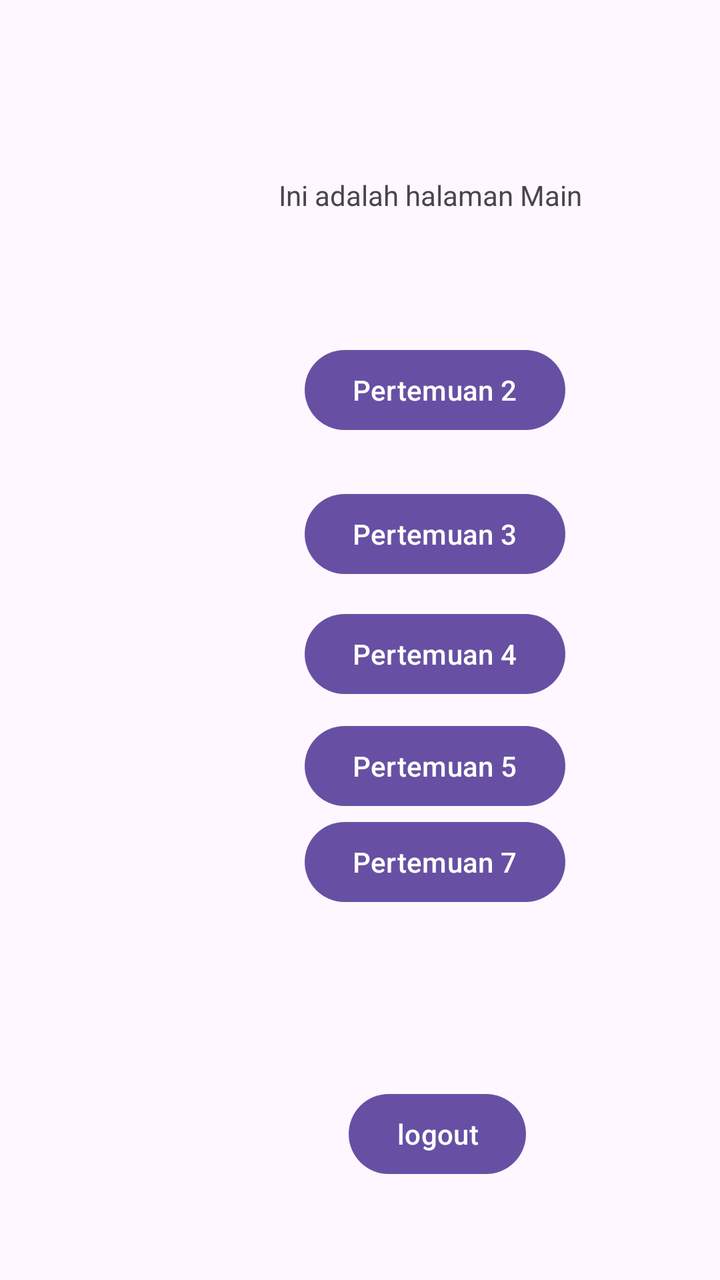
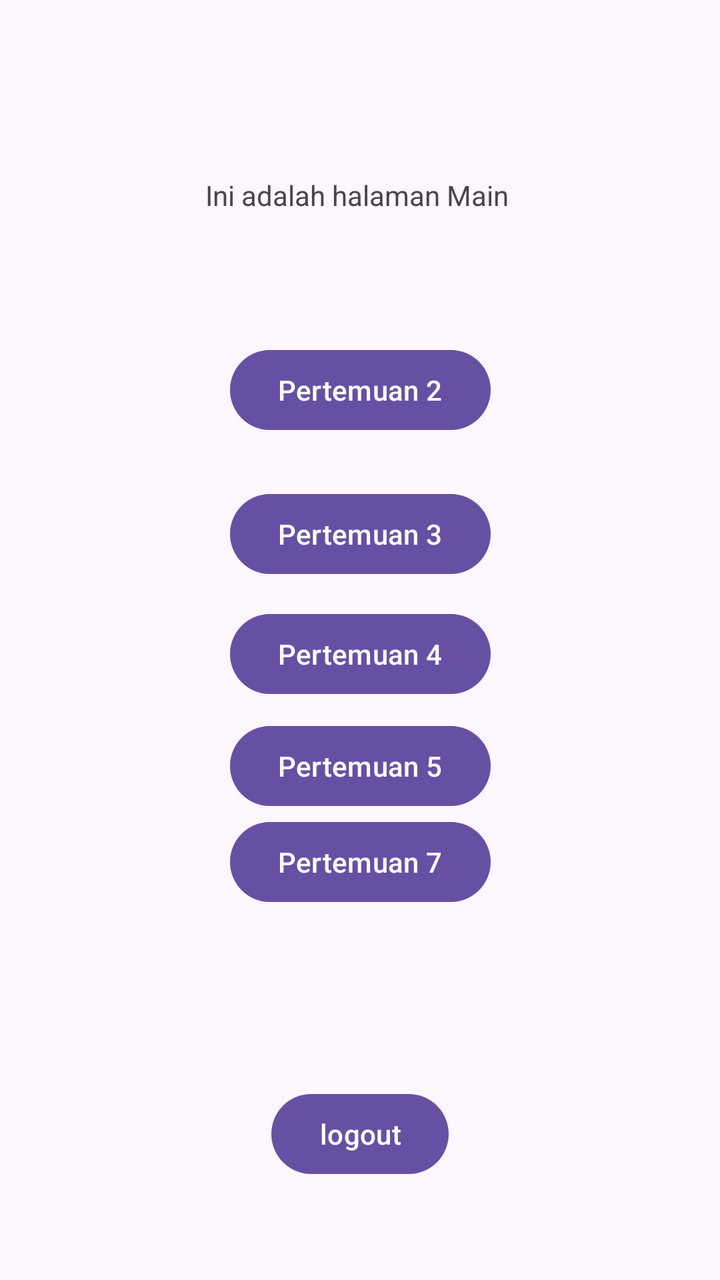

Compare the two renders of this Android layout. The source of the first and the diff that turns it into the second are given below.
<!-- AndroidManifest.xml: application theme Theme.BellApps -->
<!-- res/layout/activity_main.xml -->
<?xml version="1.0" encoding="utf-8"?>
<androidx.constraintlayout.widget.ConstraintLayout xmlns:android="http://schemas.android.com/apk/res/android"
    xmlns:app="http://schemas.android.com/apk/res-auto"
    xmlns:tools="http://schemas.android.com/tools"
    android:id="@+id/main"
    android:layout_width="match_parent"
    android:layout_height="match_parent"
    tools:context=".MainActivity">


    <Button
        android:id="@+id/btnToFourth"
        android:layout_width="wrap_content"
        android:layout_height="wrap_content"
        android:layout_marginTop="12dp"
        android:text="Pertemuan 4"
        app:layout_constraintEnd_toEndOf="parent"
        app:layout_constraintHorizontal_bias="0.664"
        app:layout_constraintStart_toStartOf="parent"
        app:layout_constraintTop_toBottomOf="@+id/btnToThird" />

    <Button
        android:id="@+id/btnlogout"
        android:layout_width="wrap_content"
        android:layout_height="wrap_content"
        android:layout_marginTop="88dp"
        android:text="logout"
        app:layout_constraintEnd_toEndOf="parent"
        app:layout_constraintHorizontal_bias="0.642"
        app:layout_constraintStart_toStartOf="parent"
        app:layout_constraintTop_toBottomOf="@+id/btnToSeventh" />

    <Button
        android:id="@+id/btnToThird"
        android:layout_width="wrap_content"
        android:layout_height="wrap_content"
        android:layout_marginTop="24dp"
        android:text="Pertemuan 3"
        app:layout_constraintEnd_toEndOf="parent"
        app:layout_constraintHorizontal_bias="0.664"
        app:layout_constraintStart_toStartOf="parent"
        app:layout_constraintTop_toBottomOf="@+id/btnToSec" />

    <Button
        android:id="@+id/btnToFifth"
        android:layout_width="wrap_content"
        android:layout_height="wrap_content"
        android:layout_marginTop="8dp"
        android:text="Pertemuan 5"
        app:layout_constraintEnd_toEndOf="parent"
        app:layout_constraintHorizontal_bias="0.664"
        app:layout_constraintStart_toStartOf="parent"
        app:layout_constraintTop_toBottomOf="@+id/btnToFourth" />

    <Button
        android:id="@+id/btnToSeventh"
        android:layout_width="wrap_content"
        android:layout_height="wrap_content"
        android:text="Pertemuan 7"
        app:layout_constraintEnd_toEndOf="parent"
        app:layout_constraintHorizontal_bias="0.664"
        app:layout_constraintStart_toStartOf="parent"
        app:layout_constraintTop_toBottomOf="@+id/btnToFifth" />

    <Button
        android:id="@+id/btnToSec"
        android:layout_width="wrap_content"
        android:layout_height="wrap_content"
        android:layout_marginTop="64dp"
        android:text="Pertemuan 2"
        app:layout_constraintEnd_toEndOf="parent"
        app:layout_constraintHorizontal_bias="0.664"
        app:layout_constraintStart_toStartOf="parent"
        app:layout_constraintTop_toBottomOf="@+id/textView5" />

    <TextView
        android:id="@+id/textView5"
        android:layout_width="wrap_content"
        android:layout_height="wrap_content"
        android:layout_marginTop="88dp"
        android:text="Ini adalah halaman Main
"
        app:layout_constraintEnd_toEndOf="parent"
        app:layout_constraintHorizontal_bias="0.679"
        app:layout_constraintStart_toStartOf="parent"
        app:layout_constraintTop_toTopOf="parent" />


</androidx.constraintlayout.widget.ConstraintLayout>
<!-- resources referenced by this layout -->
<resources>
  <style name="Theme.BellApps" parent="Base.Theme.BellApps" />
  <style name="Base.Theme.BellApps" parent="Theme.Material3.DayNight.NoActionBar">
          
          
      </style>
</resources>

<!-- the commit's change to res/layout/activity_main.xml (unified diff, before → after) -->
@@ -9,26 +9,13 @@
 
 
     <Button
-        android:id="@+id/btnToFourth"
+        android:id="@+id/btnToSeventh"
         android:layout_width="wrap_content"
         android:layout_height="wrap_content"
-        android:layout_marginTop="12dp"
-        android:text="Pertemuan 4"
+        android:text="Pertemuan 7"
         app:layout_constraintEnd_toEndOf="parent"
-        app:layout_constraintHorizontal_bias="0.664"
         app:layout_constraintStart_toStartOf="parent"
-        app:layout_constraintTop_toBottomOf="@+id/btnToThird" />
-
-    <Button
-        android:id="@+id/btnlogout"
-        android:layout_width="wrap_content"
-        android:layout_height="wrap_content"
-        android:layout_marginTop="88dp"
-        android:text="logout"
-        app:layout_constraintEnd_toEndOf="parent"
-        app:layout_constraintHorizontal_bias="0.642"
-        app:layout_constraintStart_toStartOf="parent"
-        app:layout_constraintTop_toBottomOf="@+id/btnToSeventh" />
+        app:layout_constraintTop_toBottomOf="@+id/btnToFifth" />
 
     <Button
         android:id="@+id/btnToThird"
@@ -37,41 +24,8 @@
         android:layout_marginTop="24dp"
         android:text="Pertemuan 3"
         app:layout_constraintEnd_toEndOf="parent"
-        app:layout_constraintHorizontal_bias="0.664"
         app:layout_constraintStart_toStartOf="parent"
         app:layout_constraintTop_toBottomOf="@+id/btnToSec" />
-
-    <Button
-        android:id="@+id/btnToFifth"
-        android:layout_width="wrap_content"
-        android:layout_height="wrap_content"
-        android:layout_marginTop="8dp"
-        android:text="Pertemuan 5"
-        app:layout_constraintEnd_toEndOf="parent"
-        app:layout_constraintHorizontal_bias="0.664"
-        app:layout_constraintStart_toStartOf="parent"
-        app:layout_constraintTop_toBottomOf="@+id/btnToFourth" />
-
-    <Button
-        android:id="@+id/btnToSeventh"
-        android:layout_width="wrap_content"
-        android:layout_height="wrap_content"
-        android:text="Pertemuan 7"
-        app:layout_constraintEnd_toEndOf="parent"
-        app:layout_constraintHorizontal_bias="0.664"
-        app:layout_constraintStart_toStartOf="parent"
-        app:layout_constraintTop_toBottomOf="@+id/btnToFifth" />
-
-    <Button
-        android:id="@+id/btnToSec"
-        android:layout_width="wrap_content"
-        android:layout_height="wrap_content"
-        android:layout_marginTop="64dp"
-        android:text="Pertemuan 2"
-        app:layout_constraintEnd_toEndOf="parent"
-        app:layout_constraintHorizontal_bias="0.664"
-        app:layout_constraintStart_toStartOf="parent"
-        app:layout_constraintTop_toBottomOf="@+id/textView5" />
 
     <TextView
         android:id="@+id/textView5"
@@ -81,9 +35,48 @@
         android:text="Ini adalah halaman Main
 "
         app:layout_constraintEnd_toEndOf="parent"
-        app:layout_constraintHorizontal_bias="0.679"
         app:layout_constraintStart_toStartOf="parent"
         app:layout_constraintTop_toTopOf="parent" />
 
+    <Button
+        android:id="@+id/btnToFourth"
+        android:layout_width="wrap_content"
+        android:layout_height="wrap_content"
+        android:layout_marginTop="12dp"
+        android:text="Pertemuan 4"
+        app:layout_constraintEnd_toEndOf="parent"
+        app:layout_constraintStart_toStartOf="parent"
+        app:layout_constraintTop_toBottomOf="@+id/btnToThird" />
+
+    <Button
+        android:id="@+id/btnToFifth"
+        android:layout_width="wrap_content"
+        android:layout_height="wrap_content"
+        android:layout_marginTop="8dp"
+        android:text="Pertemuan 5"
+        app:layout_constraintEnd_toEndOf="parent"
+        app:layout_constraintStart_toStartOf="parent"
+        app:layout_constraintTop_toBottomOf="@+id/btnToFourth" />
+
+    <Button
+        android:id="@+id/btnlogout"
+        android:layout_width="wrap_content"
+        android:layout_height="wrap_content"
+        android:layout_marginTop="88dp"
+        android:text="logout"
+        app:layout_constraintEnd_toEndOf="parent"
+        app:layout_constraintStart_toStartOf="parent"
+        app:layout_constraintTop_toBottomOf="@+id/btnToSeventh" />
+
+    <Button
+        android:id="@+id/btnToSec"
+        android:layout_width="wrap_content"
+        android:layout_height="wrap_content"
+        android:layout_marginTop="64dp"
+        android:text="Pertemuan 2"
+        app:layout_constraintEnd_toEndOf="parent"
+        app:layout_constraintStart_toStartOf="parent"
+        app:layout_constraintTop_toBottomOf="@+id/textView5" />
+
 
 </androidx.constraintlayout.widget.ConstraintLayout>
